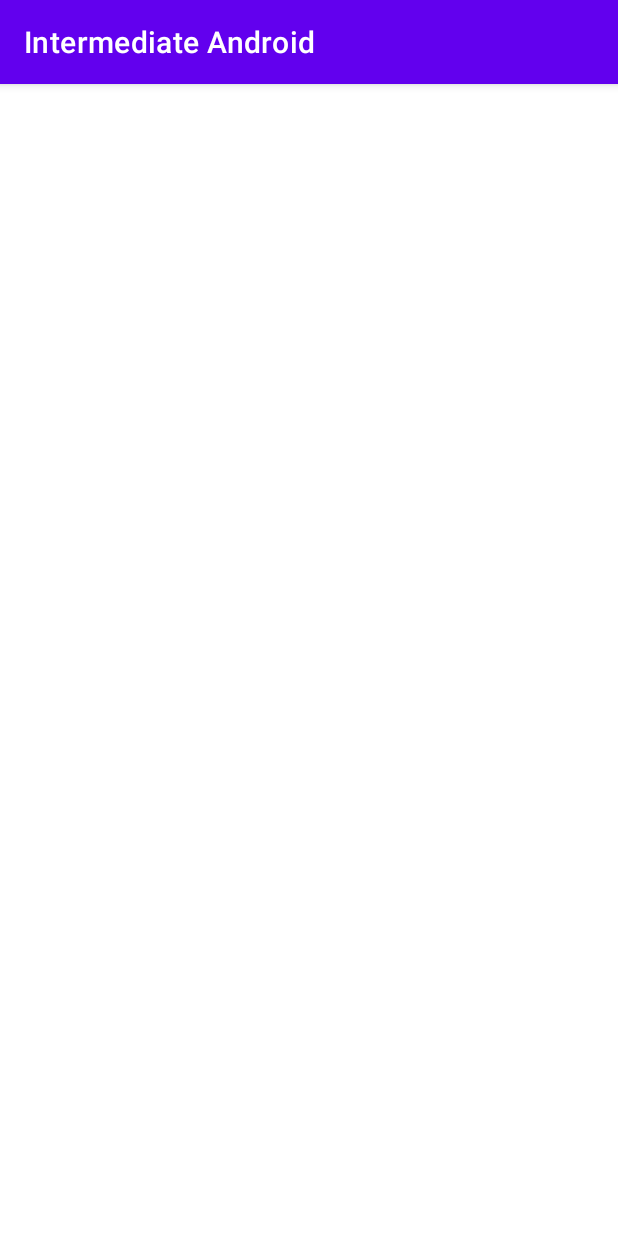
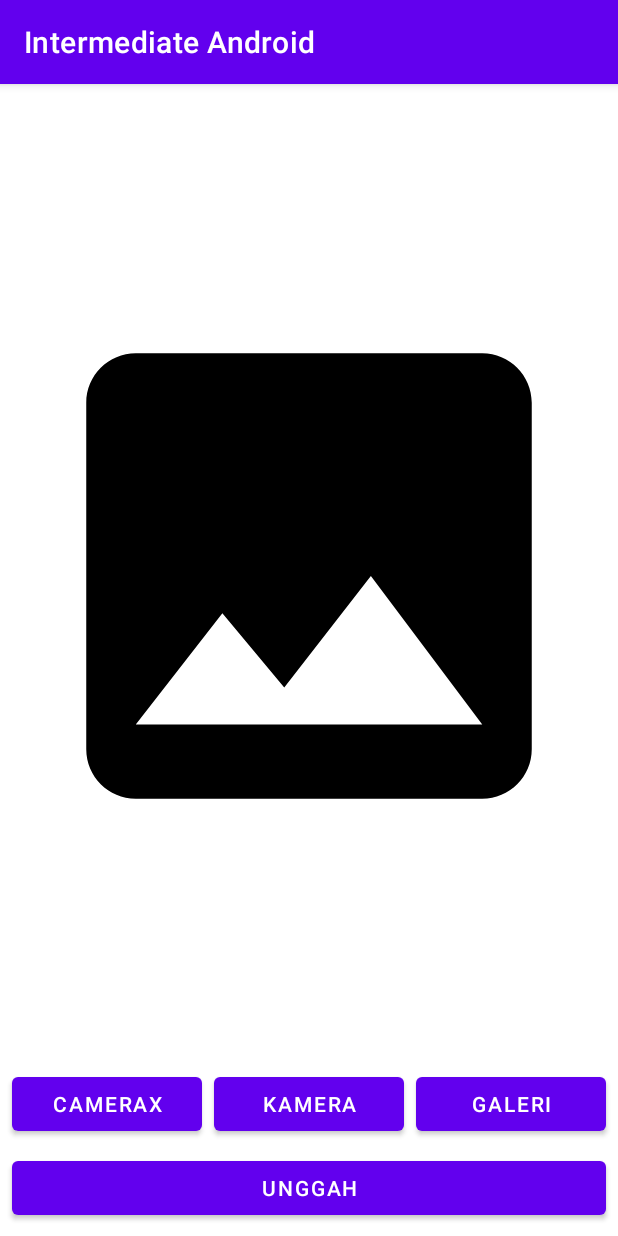
Before and after one commit to Raychal/IntermediateAndroid, an Android app: the screen it shows after launch (MainActivity), on a phone screen of 412 x 824 dp. Run offline under Robolectric (Android 15) with nearby library versions, the phone set to English and light mode, and no system bars.

Commit message:
learn how to make camera x

```diff
--- a/app/build.gradle
+++ b/app/build.gradle
@@ -44,4 +44,9 @@ dependencies {
     testImplementation 'junit:junit:4.13.2'
     androidTestImplementation 'androidx.test.ext:junit:1.1.5'
     androidTestImplementation 'androidx.test.espresso:espresso-core:3.5.1'
+
+    def camerax_version = "1.3.0-alpha04"
+    implementation "androidx.camera:camera-camera2:${camerax_version}"
+    implementation "androidx.camera:camera-lifecycle:${camerax_version}"
+    implementation "androidx.camera:camera-view:${camerax_version}"
 }
--- a/app/src/main/AndroidManifest.xml
+++ b/app/src/main/AndroidManifest.xml
@@ -1,6 +1,9 @@
 <?xml version="1.0" encoding="utf-8"?>
 <manifest xmlns:android="http://schemas.android.com/apk/res/android"
     xmlns:tools="http://schemas.android.com/tools">
+
+    <uses-feature android:name="android.hardware.camera" />
+    <uses-permission android:name="android.permission.CAMERA" />
 
     <application
         android:allowBackup="true"
@@ -11,6 +14,9 @@
         android:supportsRtl="true"
         android:theme="@style/Theme.IntermediateAndroid"
         tools:targetApi="31">
+        <activity
+            android:name=".CameraActivity"
+            android:exported="false" />
         <activity
             android:name=".MainActivity"
             android:exported="true">
--- a/app/src/main/java/com/example/intermediateandroid/MainActivity.kt
+++ b/app/src/main/java/com/example/intermediateandroid/MainActivity.kt
@@ -1,16 +1,99 @@
 package com.example.intermediateandroid
 
+import android.Manifest
+import android.content.Intent
+import android.content.pm.PackageManager
+import android.graphics.BitmapFactory
 import androidx.appcompat.app.AppCompatActivity
 import android.os.Bundle
+import android.widget.Toast
+import androidx.activity.result.contract.ActivityResultContracts
+import androidx.core.app.ActivityCompat
+import androidx.core.content.ContextCompat
 import com.example.intermediateandroid.databinding.ActivityMainBinding
+import java.io.File
 
 class MainActivity : AppCompatActivity() {
 
     private lateinit var binding: ActivityMainBinding
 
+    override fun onRequestPermissionsResult(
+        requestCode: Int,
+        permissions: Array<String>,
+        grantResults: IntArray
+    ) {
+        super.onRequestPermissionsResult(requestCode, permissions, grantResults)
+        if (requestCode == REQUEST_CODE_PERMISSIONS) {
+            if (!allPermissionsGranted()) {
+                Toast.makeText(
+                    this,
+                    "Tidak mendapatkan permission.",
+                    Toast.LENGTH_SHORT
+                ).show()
+                finish()
+            }
+        }
+    }
+    private fun allPermissionsGranted() = REQUIRED_PERMISSIONS.all {
+        ContextCompat.checkSelfPermission(baseContext, it) == PackageManager.PERMISSION_GRANTED
+    }
+
     override fun onCreate(savedInstanceState: Bundle?) {
         super.onCreate(savedInstanceState)
         binding = ActivityMainBinding.inflate(layoutInflater)
         setContentView(binding.root)
+
+        if (!allPermissionsGranted()) {
+            ActivityCompat.requestPermissions(
+                this,
+                REQUIRED_PERMISSIONS,
+                REQUEST_CODE_PERMISSIONS
+            )
+        }
+
+        binding.cameraXButton.setOnClickListener { startCameraX() }
+        binding.cameraButton.setOnClickListener { startTakePhoto() }
+        binding.galleryButton.setOnClickListener { startGallery() }
+        binding.uploadButton.setOnClickListener { uploadImage() }
     }
+
+    private fun uploadImage() {
+        Toast.makeText(this, "Fitur ini belum tersedia", Toast.LENGTH_SHORT).show()
+    }
+
+    private fun startGallery() {
+        Toast.makeText(this, "Fitur ini belum tersedia", Toast.LENGTH_SHORT).show()
+    }
+
+    private fun startTakePhoto() {
+        Toast.makeText(this, "Fitur ini belum tersedia", Toast.LENGTH_SHORT).show()
+    }
+
+    private fun startCameraX() {
+        val intent = Intent(this, CameraActivity::class.java)
+        launcherIntentCameraX.launch(intent)
+    }
+
+    private val launcherIntentCameraX = registerForActivityResult(
+        ActivityResultContracts.StartActivityForResult()
+    ) {
+        if (it.resultCode == CAMERA_X_RESULT) {
+            val myFile = it.data?.getSerializableExtra("picture") as File
+            val isBackCamera = it.data?.getBooleanExtra("isBackCamera", true) as Boolean
+
+            val result = rotateBitmap(
+                BitmapFactory.decodeFile(myFile.path),
+                isBackCamera
+            )
+
+            binding.previewImageView.setImageBitmap(result)
+        }
+    }
+
+    companion object {
+        const val CAMERA_X_RESULT = 200
+        private val REQUIRED_PERMISSIONS = arrayOf(Manifest.permission.CAMERA)
+        private const val REQUEST_CODE_PERMISSIONS = 10
+    }
+
 }
--- /dev/null
+++ b/app/src/main/res/drawable/ic_capture.xml
@@ -0,0 +1,6 @@
+<vector android:height="200dp" android:viewportHeight="100"
+    android:viewportWidth="100" android:width="200dp" xmlns:android="http://schemas.android.com/apk/res/android">
+    <path android:fillColor="@color/teal_200" android:pathData="M50,49.6m-50,0a50,50 0,1 1,100 0a50,50 0,1 1,-100 0"/>
+    <path android:fillColor="#EFEFEF" android:pathData="M76.9,38h-8l-3.1,-5c-1.3,-2 -3.5,-3.2 -5.8,-3.2H40.1c-2.4,0 -4.6,1.2 -5.8,3.2l-3.1,5h-8c-1.4,0 -2.6,1.2 -2.6,2.6v26.3c0,1.4 1.2,2.6 2.6,2.6h53.8c1.4,0 2.6,-1.2 2.6,-2.6V40.6C79.5,39.2 78.3,38 76.9,38zM50,64.9c-6.5,0 -11.7,-5.3 -11.7,-11.7S43.5,41.4 50,41.4c6.5,0 11.7,5.3 11.7,11.7S56.5,64.9 50,64.9z"/>
+    <path android:fillColor="#EFEFEF" android:pathData="M50,53.2m-8.9,0a8.9,8.9 0,1 1,17.8 0a8.9,8.9 0,1 1,-17.8 0"/>
+</vector>
--- /dev/null
+++ b/app/src/main/res/drawable/ic_place_holder.xml
@@ -0,0 +1,5 @@
+<vector android:height="24dp" android:tint="#000"
+    android:viewportHeight="24" android:viewportWidth="24"
+    android:width="24dp" xmlns:android="http://schemas.android.com/apk/res/android">
+    <path android:fillColor="@android:color/white" android:pathData="M21,19V5c0,-1.1 -0.9,-2 -2,-2H5c-1.1,0 -2,0.9 -2,2v14c0,1.1 0.9,2 2,2h14c1.1,0 2,-0.9 2,-2zM8.5,13.5l2.5,3.01L14.5,12l4.5,6H5l3.5,-4.5z"/>
+</vector>
--- a/app/src/main/res/layout/activity_main.xml
+++ b/app/src/main/res/layout/activity_main.xml
@@ -6,14 +6,69 @@
     android:layout_height="match_parent"
     tools:context=".MainActivity">
 
-    <TextView
-        android:layout_width="match_parent"
+    <Button
+        android:id="@+id/cameraXButton"
+        android:layout_width="0dp"
         android:layout_height="wrap_content"
-        android:gravity="center"
-        android:text="@string/app_name"
+        android:layout_marginStart="8dp"
+        android:elevation="2dp"
+        android:scaleType="fitCenter"
+        android:text="@string/camera_x"
+        app:layout_constraintBottom_toBottomOf="@+id/cameraButton"
+        app:layout_constraintEnd_toStartOf="@+id/cameraButton"
+        app:layout_constraintHorizontal_bias="0.5"
+        app:layout_constraintStart_toStartOf="parent"
+        app:layout_constraintTop_toTopOf="@+id/cameraButton" />
+
+    <ImageView
+        android:id="@+id/previewImageView"
+        android:layout_width="0dp"
+        android:layout_height="0dp"
+        android:layout_marginStart="8dp"
+        android:layout_marginTop="8dp"
+        android:layout_marginEnd="8dp"
+        android:layout_marginBottom="8dp"
+        app:layout_constraintBottom_toTopOf="@+id/cameraButton"
+        app:layout_constraintEnd_toEndOf="parent"
+        app:layout_constraintStart_toStartOf="parent"
+        app:layout_constraintTop_toTopOf="parent"
+        app:srcCompat="@drawable/ic_place_holder" />
+
+    <Button
+        android:id="@+id/cameraButton"
+        android:layout_width="0dp"
+        android:layout_height="wrap_content"
+        android:layout_marginStart="8dp"
+        android:layout_marginEnd="8dp"
+        android:layout_marginBottom="8dp"
+        android:text="@string/camera"
+        app:layout_constraintBottom_toTopOf="@+id/uploadButton"
+        app:layout_constraintEnd_toStartOf="@+id/galleryButton"
+        app:layout_constraintHorizontal_bias="0.5"
+        app:layout_constraintStart_toEndOf="@+id/cameraXButton" />
+
+    <Button
+        android:id="@+id/galleryButton"
+        android:layout_width="0dp"
+        android:layout_height="wrap_content"
+        android:layout_marginEnd="8dp"
+        android:text="@string/gallery"
+        app:layout_constraintBottom_toBottomOf="@+id/cameraButton"
+        app:layout_constraintEnd_toEndOf="parent"
+        app:layout_constraintHorizontal_bias="0.5"
+        app:layout_constraintStart_toEndOf="@+id/cameraButton"
+        app:layout_constraintTop_toTopOf="@+id/cameraButton" />
+
+    <Button
+        android:id="@+id/uploadButton"
+        android:layout_width="0dp"
+        android:layout_height="wrap_content"
+        android:layout_marginStart="8dp"
+        android:layout_marginEnd="8dp"
+        android:layout_marginBottom="8dp"
+        android:text="@string/upload"
         app:layout_constraintBottom_toBottomOf="parent"
         app:layout_constraintEnd_toEndOf="parent"
-        app:layout_constraintStart_toStartOf="parent"
-        app:layout_constraintTop_toTopOf="parent" />
+        app:layout_constraintStart_toStartOf="parent" />
 
 </androidx.constraintlayout.widget.ConstraintLayout>
--- a/app/src/main/res/values/strings.xml
+++ b/app/src/main/res/values/strings.xml
@@ -1,3 +1,8 @@
 <resources>
     <string name="app_name">Intermediate Android</string>
+
+    <string name="camera_x">CameraX</string>
+    <string name="camera">Kamera</string>
+    <string name="gallery">Galeri</string>
+    <string name="upload">Unggah</string>
 </resources>
```
Also changed, not shown: app/src/main/java/com/example/intermediateandroid/CameraActivity.kt (added, +117 -0 lines), app/src/main/java/com/example/intermediateandroid/Utils.kt (added, +62 -0 lines), app/src/main/res/drawable/ic_switch_camera.xml (added, +7 -0 lines), app/src/main/res/layout/activity_camera.xml (added, +34 -0 lines).
